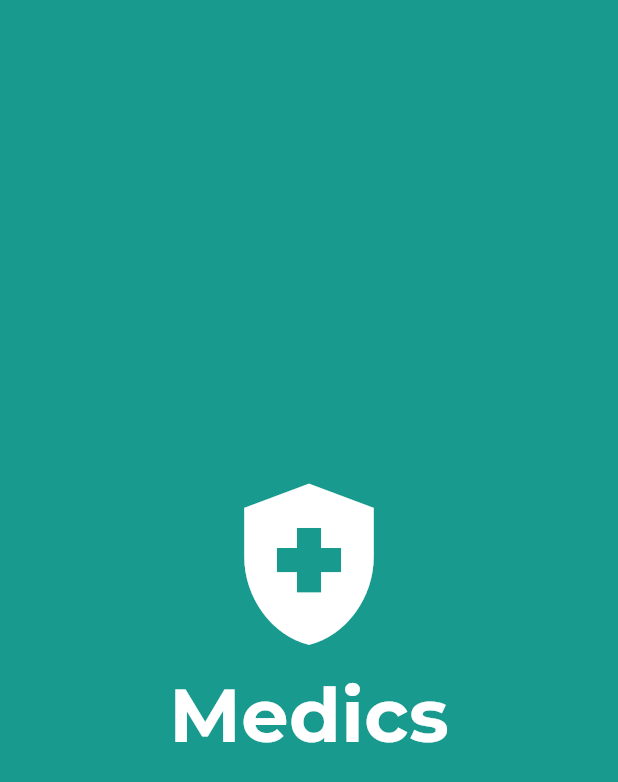
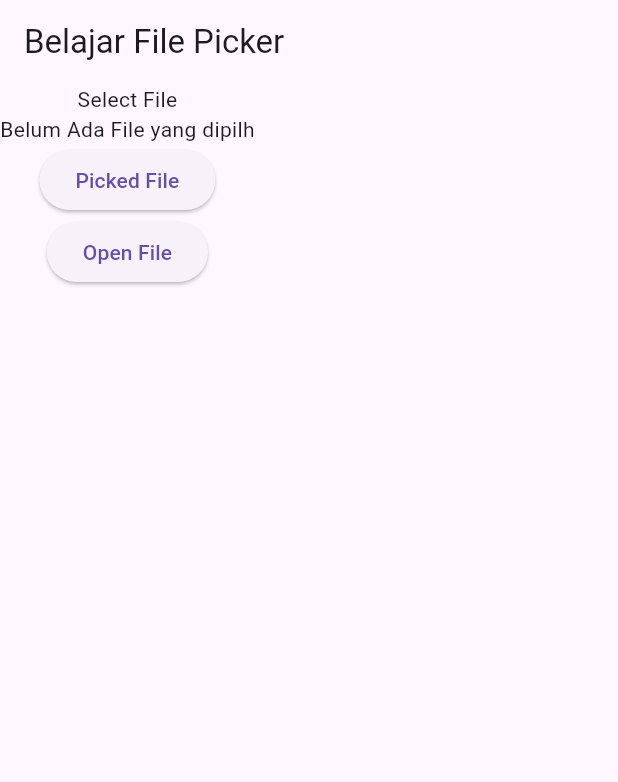
Before and after one commit to rakafajars/kampus-merdeka-batch-6, a Flutter app: the first screen one second after launch, on a phone screen of 412 x 824 dp. Shown: the top 782 px of the screen. Run offline on Flutter 3.47's test engine with Material 3 defaults, Android fonts, the phone set to English and light mode, and no system bars; our stand-ins replace file_picker, flutter_colorpicker, google_fonts, open_filex.

Commit message:
Add Date Picker, Color Picker, File Picker

```diff
--- /dev/null
+++ b/lib/belajar_file_picker.dart
@@ -0,0 +1,77 @@
+import 'package:file_picker/file_picker.dart';
+import 'package:flutter/material.dart';
+import 'package:open_filex/open_filex.dart';
+
+class BelajarFilePicker extends StatefulWidget {
+  const BelajarFilePicker({super.key});
+
+  @override
+  State<BelajarFilePicker> createState() => _BelajarFilePickerState();
+}
+
+class _BelajarFilePickerState extends State<BelajarFilePicker> {
+  PlatformFile? selectedFile;
+
+  @override
+  Widget build(BuildContext context) {
+    return Scaffold(
+      appBar: AppBar(
+        title: const Text('Belajar File Picker'),
+      ),
+      body: Column(
+        children: [
+          const Text('Select File'),
+          Text(selectedFile?.path ?? "Belum Ada File yang dipilh"),
+          ElevatedButton(
+            onPressed: () {
+              _pickFile();
+            },
+            child: const Text(
+              'Picked File',
+            ),
+          ),
+          ElevatedButton(
+            onPressed: () {
+              if (selectedFile != null) {
+                _openFile(selectedFile!);
+              } else {
+                const snackBar = SnackBar(
+                  content: Text(
+                    'Kamu Belum Memilih File!',
+                  ),
+                );
+
+                ScaffoldMessenger.of(context).showSnackBar(snackBar);
+              }
+            },
+            child: const Text(
+              'Open File',
+            ),
+          )
+        ],
+      ),
+    );
+  }
+
+  void _pickFile() async {
+    final result = await FilePicker.platform.pickFiles(
+      type: FileType.custom,
+      allowedExtensions: [
+        'jpg',
+        'png',
+        'pdf',
+      ],
+    );
+    if (result == null) {
+      return;
+    }
+
+    selectedFile = result.files.first;
+
+    setState(() {});
+  }
+
+  void _openFile(PlatformFile file) {
+    OpenFilex.open(file.path);
+  }
+}
--- a/lib/main.dart
+++ b/lib/main.dart
@@ -1,25 +1,48 @@
 import 'package:flutter/material.dart';
-import 'package:flutter_application_2/belajar_form_page.dart';
-import 'package:flutter_application_2/form_contact_page.dart';
-import 'package:flutter_application_2/page/splash_page.dart';
+import 'package:flutter_application_2/balajar_color_picker.dart';
+import 'package:flutter_application_2/belajar_file_picker.dart';
+import 'package:intl/date_symbol_data_local.dart';
 
-void main() {
-  runApp(const MyApp());
+Color currentColor = Colors.orange;
+Color? selectedPicker;
+
+void main() async {
+  WidgetsFlutterBinding.ensureInitialized();
+  await initializeDateFormatting('id_ID', null).then(
+    (_) => runApp(
+      const MyApp(),
+    ),
+  );
 }
 
-class MyApp extends StatelessWidget {
+class MyApp extends StatefulWidget {
   const MyApp({super.key});
 
+  static _MyAppState of(BuildContext context) =>
+      context.findAncestorStateOfType<_MyAppState>()!;
+
+  @override
+  State<MyApp> createState() => _MyAppState();
+}
+
+class _MyAppState extends State<MyApp> {
   // This widget is the root of your application.
+
+  ThemeMode _themeMode = ThemeMode.system;
+
   @override
   Widget build(BuildContext context) {
     return MaterialApp(
       title: 'Flutter Demo',
-      theme: ThemeData(
-        colorScheme: ColorScheme.fromSeed(seedColor: Colors.deepPurple),
-        useMaterial3: true,
-      ),
-      home: const SplashPage(),
+      darkTheme: ThemeData.dark(), // standard dark theme
+      themeMode: _themeMode,
+      home: const BelajarFilePicker(),
     );
   }
+
+  void changeTheme(ThemeMode themeMode) {
+    setState(() {
+      _themeMode = themeMode;
+    });
+  }
 }
--- a/lib/page/top_doctor/top_doctor_page.dart
+++ b/lib/page/top_doctor/top_doctor_page.dart
@@ -10,6 +10,7 @@ class TopDoctorPage extends StatelessWidget {
   @override
   Widget build(BuildContext context) {
     return Scaffold(
+      backgroundColor: ColorConstant.whiteColor,
       appBar: AppBar(
         title: Text(
           'Top Doctor',
--- a/pubspec.yaml
+++ b/pubspec.yaml
@@ -36,6 +36,10 @@ dependencies:
   # Use with the CupertinoIcons class for iOS style icons.
   cupertino_icons: ^1.0.6
   google_fonts: ^6.2.1
+  intl: ^0.19.0
+  flutter_colorpicker: ^1.0.3
+  file_picker: ^8.0.0+1
+  open_filex: ^4.4.0
 
 dev_dependencies:
   flutter_test:
```
Also changed, not shown: lib/balajar_color_picker.dart (added, +105 -0 lines), lib/belajar_date_picker.dart (added, +114 -0 lines), lib/constant/date_time_format_constant.dart (added, +22 -0 lines), lib/page/home/widget/banner_home_widget.dart (+5 -10 lines), pubspec.lock.
